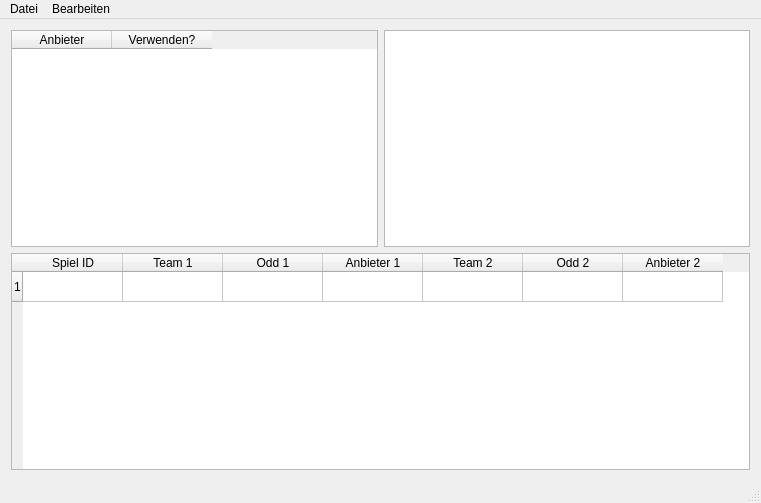
Before: the Qt Designer form gui/barney-qt/mainwindow.ui in creeky/barney, drawn with Qt 5.
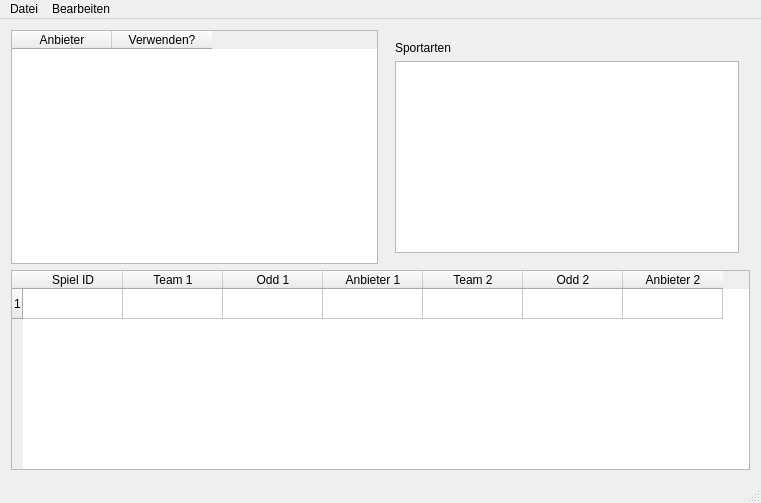
After: the same form once the commit is applied.

Commit message: Einige Änderungen an der GUI

```diff
--- a/gui/barney-qt/mainwindow.ui
+++ b/gui/barney-qt/mainwindow.ui
@@ -32,7 +32,20 @@
        </widget>
       </item>
       <item>
-       <widget class="QListWidget" name="sportartenliste"/>
+       <widget class="QWidget" name="verticalLayout_3" native="true">
+        <layout class="QVBoxLayout" name="verticalLayout_2">
+         <item>
+          <widget class="QLabel" name="label">
+           <property name="text">
+            <string>Sportarten</string>
+           </property>
+          </widget>
+         </item>
+         <item>
+          <widget class="QListWidget" name="sportartenliste"/>
+         </item>
+        </layout>
+       </widget>
       </item>
      </layout>
     </item>
```
Left out of the diff: 2 changed lines with no effect on the pictures. The commit also changes 6 other files.
